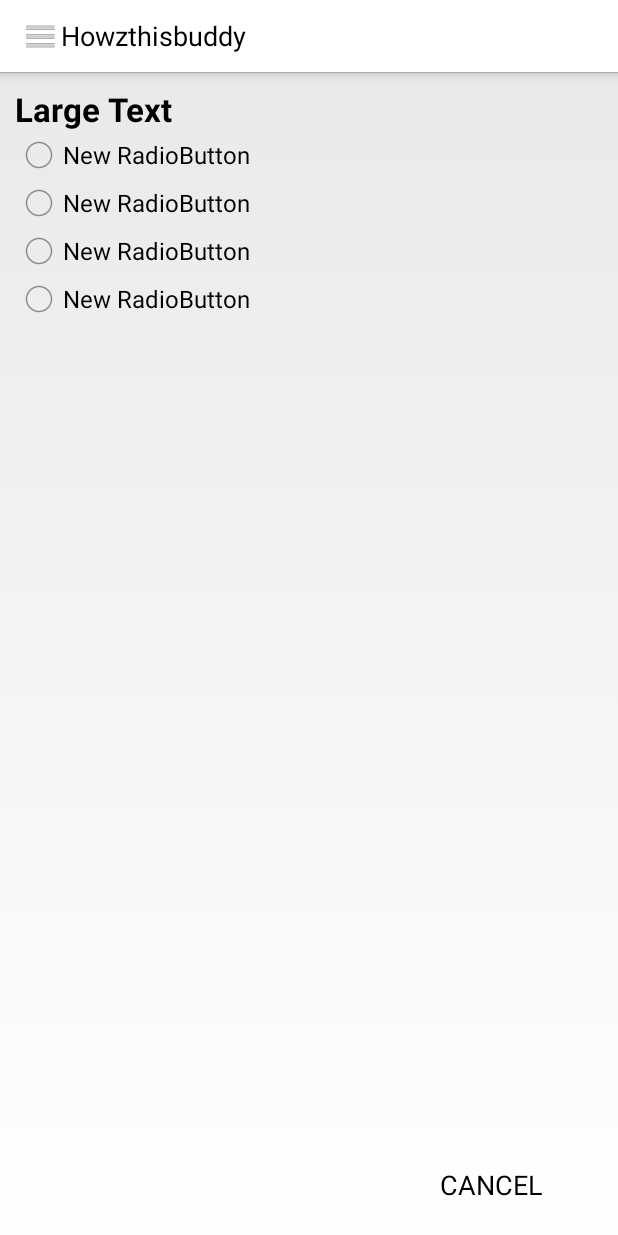
After one commit to veenunalla/HowzIsThisBuddy, an Android app: the layout layout_notification_alertdialog_radiobuttons.xml on its own in the app's theme, with its tools: preview values and no code run, on a phone screen of 412 x 824 dp. The commit adds this screen. Run offline under Robolectric (Android 15) with nearby library versions, the phone set to English and light mode, and no system bars.

Commit message:
Notification View
Completed Notification UIView Implementation.

```diff
--- /dev/null
+++ b/app/src/main/res/layout/layout_notification_alertdialog_radiobuttons.xml
@@ -0,0 +1,51 @@
+<?xml version="1.0" encoding="utf-8"?>
+<LinearLayout xmlns:android="http://schemas.android.com/apk/res/android"
+    android:orientation="vertical" android:layout_width="match_parent"
+    android:padding="10dp"
+    android:weightSum="1"
+    android:layout_height="match_parent">
+
+    <TextView
+        android:layout_width="match_parent"
+        android:layout_height="wrap_content"
+        android:textAppearance="?android:attr/textAppearanceLarge"
+        android:text="Large Text"
+        android:textStyle="bold"
+        android:id="@+id/radioButton_title" />
+    <RadioGroup
+        android:layout_width="match_parent"
+        android:layout_height="0dp"
+        android:layout_weight="1"
+        android:id="@+id/radio_group">
+        <RadioButton
+            android:layout_width="match_parent"
+            android:layout_height="wrap_content"
+            android:text="New RadioButton"
+            android:id="@+id/radioButton_one" />
+        <RadioButton
+            android:layout_width="match_parent"
+            android:layout_height="wrap_content"
+            android:text="New RadioButton"
+            android:id="@+id/radioButton_two" />
+        <RadioButton
+            android:layout_width="match_parent"
+            android:layout_height="wrap_content"
+            android:text="New RadioButton"
+            android:id="@+id/radioButton_three" />
+        <RadioButton
+            android:layout_width="match_parent"
+            android:layout_height="wrap_content"
+            android:text="New RadioButton"
+            android:id="@+id/radioButton_four" />
+    </RadioGroup>
+
+    <Button
+        android:layout_width="wrap_content"
+        android:layout_height="wrap_content"
+        android:text="CANCEL"
+        android:background="@android:color/transparent"
+        android:id="@+id/radioButton_canncel"
+        android:layout_marginRight="20dp"
+        android:paddingRight="20dp"
+        android:layout_gravity="right" />
+</LinearLayout>
```
Also changed, not shown: app/src/main/java/com/pivotaldesign/howzthisbuddy/fragments/HBNotificationFragment.java (+118 -31 lines).
